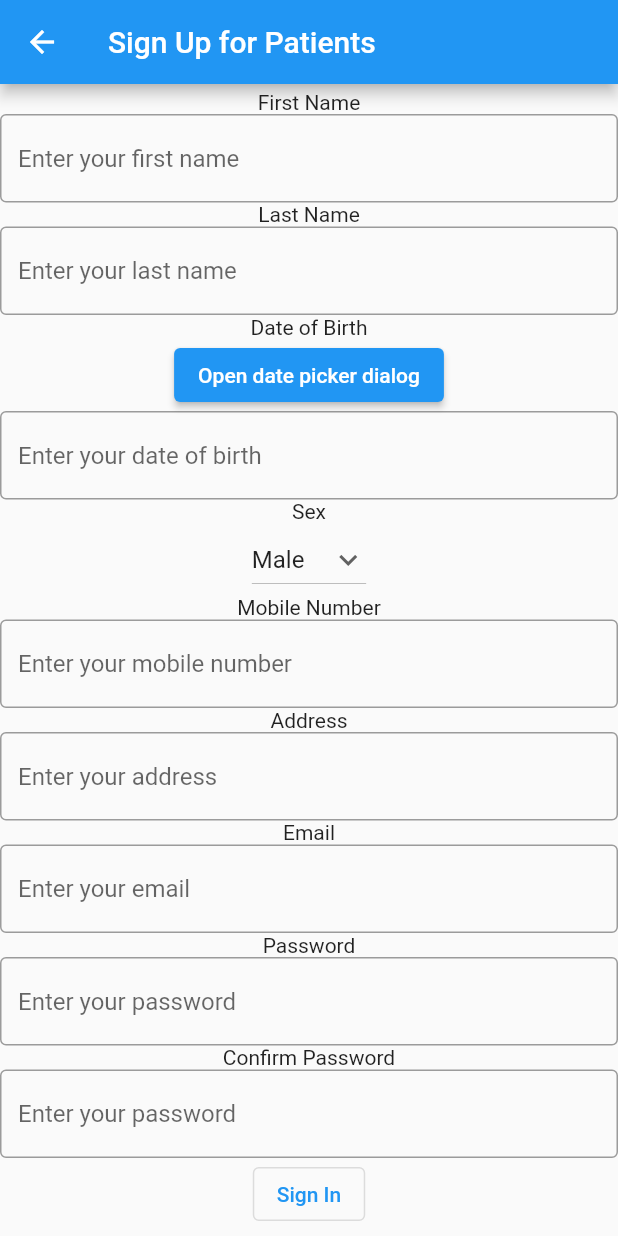
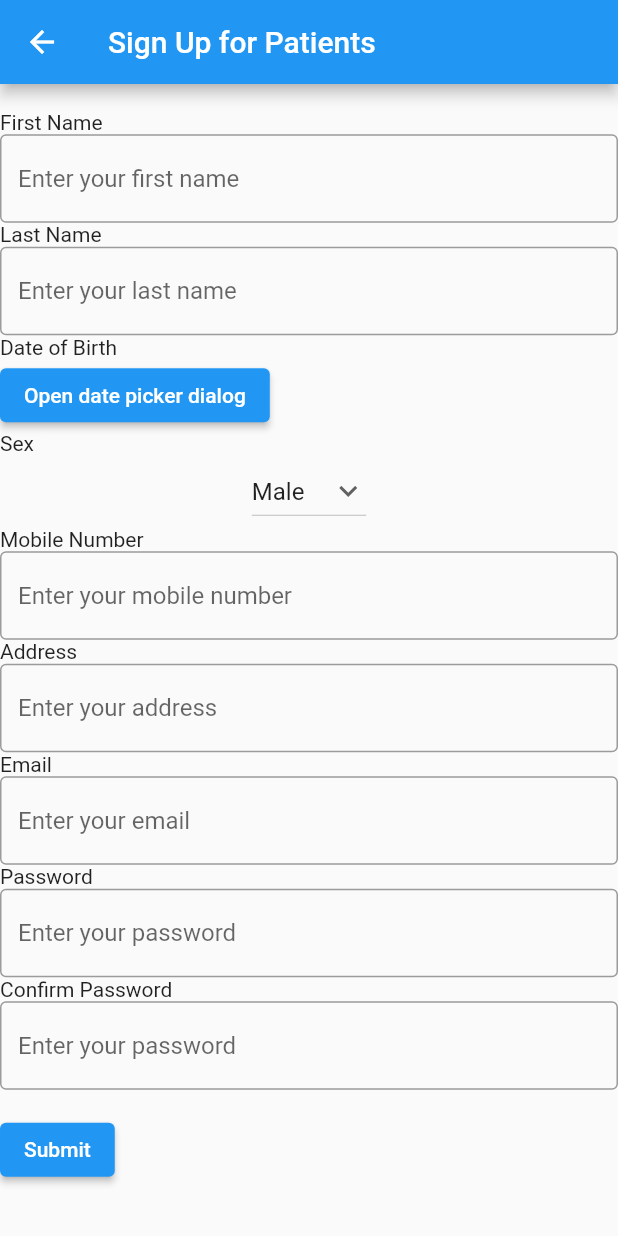
Before and after one commit to D7oMxB52/ND_Telemedicine_App, a Flutter app: the SignUpForPatients screen opened directly, on a phone screen of 412 x 824 dp. Run offline on Flutter 3.47's test engine with Material 2 defaults, Android fonts, the phone set to English and light mode, and no system bars; our stand-ins replace flutter_holo_date_picker; missing offline and left inert: flutter_calendar_widget.

Commit message:
Create sign up page for patients with validation
Co-Authored-By: lukemullan <67941573+lukemullan@users.noreply.github.com>

```diff
--- a/frontend/lib/SignInPage.dart
+++ b/frontend/lib/SignInPage.dart
@@ -16,25 +16,6 @@ class SignInPage extends StatelessWidget {
           mainAxisAlignment: MainAxisAlignment.center,
           children: [
             const MyCustomForm(),
-            // Text("Email address"),
-            // TextField(
-            //   decoration: InputDecoration(
-            //     border: OutlineInputBorder(),
-            //     hintText: "Enter your email",
-            //   ),
-            // ),
-            // Text("Password"),
-            // TextField(
-            //   obscureText: true,
-            //   decoration: InputDecoration(
-            //     border: OutlineInputBorder(),
-            //     hintText: "Enter your password",
-            //   ),
-            // ),
-            // OutlinedButton(
-            //   child: Text("Sign In"),
-            //   onPressed: () {},
-            // ),
           ],
         ),
       ), // This trailing comma makes auto-formatting nicer for build methods.
@@ -78,7 +59,7 @@ class MyCustomFormState extends State<MyCustomForm> {
             // The validator receives the text that the user has entered.
             validator: (value) {
               if (value == null || value.isEmpty) {
-                return 'Please enter some text';
+                return 'Please enter your email address';
               }
               return null;
             },
@@ -93,7 +74,7 @@ class MyCustomFormState extends State<MyCustomForm> {
             // The validator receives the text that the user has entered.
             validator: (value) {
               if (value == null || value.isEmpty) {
-                return 'Please enter some text';
+                return 'Please enter your password';
               }
               return null;
             },
--- a/frontend/lib/SignUpForPatients.dart
+++ b/frontend/lib/SignUpForPatients.dart
@@ -21,70 +21,71 @@ class SignUpForPatients extends StatelessWidget {
           child: Column(
             mainAxisAlignment: MainAxisAlignment.center,
             children: [
-              Text("First Name"),
-              TextField(
-                decoration: InputDecoration(
-                  border: OutlineInputBorder(),
-                  hintText: "Enter your first name",
-                ),
-              ),
-              Text("Last Name"),
-              TextField(
-                decoration: InputDecoration(
-                  border: OutlineInputBorder(),
-                  hintText: "Enter your last name",
-                ),
-              ),
-              Text("Date of Birth"),
-              DateOfBirthWidget(),
-              TextField(
-                decoration: InputDecoration(
-                  border: OutlineInputBorder(),
-                  hintText: "Enter your date of birth",
-                ),
-              ),
-              Text("Sex"),
-              DropDownSex(key: key),
-              Text("Mobile Number"),
-              TextField(
-                decoration: InputDecoration(
-                  border: OutlineInputBorder(),
-                  hintText: "Enter your mobile number",
-                ),
-              ),
-              Text("Address"),
-              TextField(
-                decoration: InputDecoration(
-                  border: OutlineInputBorder(),
-                  hintText: "Enter your address",
-                ),
-              ),
-              Text("Email"),
-              TextField(
-                decoration: InputDecoration(
-                  border: OutlineInputBorder(),
-                  hintText: "Enter your email",
-                ),
-              ),
-              Text("Password"),
-              TextField(
-                obscureText: true,
-                decoration: InputDecoration(
-                  border: OutlineInputBorder(),
-                  hintText: "Enter your password",
-                ),
-              ),
-              Text("Confirm Password"),
-              TextField(
-                decoration: InputDecoration(
-                  border: OutlineInputBorder(),
-                  hintText: "Enter your password",
-                ),
-              ),
-              OutlinedButton(
-                child: Text("Sign In"),
-                onPressed: () {},
-              ),
+              const MyCustomForm(),
+              // Text("First Name"),
+              // TextField(
+              //   decoration: InputDecoration(
+              //     border: OutlineInputBorder(),
+              //     hintText: "Enter your first name",
+              //   ),
+              // ),
+              // Text("Last Name"),
+              // TextField(
+              //   decoration: InputDecoration(
+              //     border: OutlineInputBorder(),
+              //     hintText: "Enter your last name",
+              //   ),
+              // ),
+              // Text("Date of Birth"),
+              // DateOfBirthWidget(),
+              // TextField(
+              //   decoration: InputDecoration(
+              //     border: OutlineInputBorder(),
+              //     hintText: "Enter your date of birth",
+              //   ),
+              // ),
+              // Text("Sex"),
+              // DropDownSex(key: key),
+              // Text("Mobile Number"),
+              // TextField(
+              //   decoration: InputDecoration(
+              //     border: OutlineInputBorder(),
+              //     hintText: "Enter your mobile number",
+              //   ),
+              // ),
+              // Text("Address"),
+              // TextField(
+              //   decoration: InputDecoration(
+              //     border: OutlineInputBorder(),
+              //     hintText: "Enter your address",
+              //   ),
+              // ),
+              // Text("Email"),
+              // TextField(
+              //   decoration: InputDecoration(
+              //     border: OutlineInputBorder(),
+              //     hintText: "Enter your email",
+              //   ),
+              // ),
+              // Text("Password"),
+              // TextField(
+              //   obscureText: true,
+              //   decoration: InputDecoration(
+              //     border: OutlineInputBorder(),
+              //     hintText: "Enter your password",
+              //   ),
+              // ),
+              // Text("Confirm Password"),
+              // TextField(
+              //   decoration: InputDecoration(
+              //     border: OutlineInputBorder(),
+              //     hintText: "Enter your password",
+              //   ),
+              // ),
+              // OutlinedButton(
+              //   child: Text("Sign In"),
+              //   onPressed: () {},
+              // ),
             ],
           ),
         ),
@@ -92,3 +93,157 @@ class SignUpForPatients extends StatelessWidget {
     );
   }
 }
+
+class MyCustomForm extends StatefulWidget {
+  const MyCustomForm({super.key});
+
+  @override
+  MyCustomFormState createState() {
+    return MyCustomFormState();
+  }
+}
+
+// Create a corresponding State class.
+// This class holds data related to the form.
+class MyCustomFormState extends State<MyCustomForm> {
+  // Create a global key that uniquely identifies the Form widget
+  // and allows validation of the form.
+  //
+  // Note: This is a GlobalKey<FormState>,
+  // not a GlobalKey<MyCustomFormState>.
+  final _formKey = GlobalKey<FormState>();
+
+  @override
+  Widget build(BuildContext context) {
+    // Build a Form widget using the _formKey created above.
+    return Form(
+      key: _formKey,
+      child: Column(
+        crossAxisAlignment: CrossAxisAlignment.start,
+        children: [
+          Text("First Name"),
+          TextFormField(
+            decoration: InputDecoration(
+              border: OutlineInputBorder(),
+              hintText: "Enter your first name",
+            ),
+            // The validator receives the text that the user has entered.
+            validator: (value) {
+              if (value == null || value.isEmpty) {
+                return 'Please enter your first name';
+              }
+              return null;
+            },
+          ),
+          Text("Last Name"),
+          TextFormField(
+            decoration: InputDecoration(
+              border: OutlineInputBorder(),
+              hintText: "Enter your last name",
+            ),
+            // The validator receives the text that the user has entered.
+            validator: (value) {
+              if (value == null || value.isEmpty) {
+                return 'Please enter your last name';
+              }
+              return null;
+            },
+          ),
+          Text("Date of Birth"),
+          DateOfBirthWidget(),
+          // TextFormField(
+          //   decoration: InputDecoration(
+          //     border: OutlineInputBorder(),
+          //     hintText: "Enter your date of birth",
+          //   ),
+          // ),
+          Text("Sex"),
+          DropDownSex(),
+          Text("Mobile Number"),
+          TextFormField(
+            decoration: InputDecoration(
+              border: OutlineInputBorder(),
+              hintText: "Enter your mobile number",
+            ),
+            validator: (value) {
+              if (value == null || value.isEmpty) {
+                return 'Please enter your mobile number';
+              }
+              return null;
+            },
+          ),
+          Text("Address"),
+          TextFormField(
+            decoration: InputDecoration(
+              border: OutlineInputBorder(),
+              hintText: "Enter your address",
+            ),
+            validator: (value) {
+              if (value == null || value.isEmpty) {
+                return 'Please enter your address';
+              }
+              return null;
+            },
+          ),
+          Text("Email"),
+          TextFormField(
+            decoration: InputDecoration(
+              border: OutlineInputBorder(),
+              hintText: "Enter your email",
+            ),
+            validator: (value) {
+              if (value == null || value.isEmpty) {
+                return 'Please enter your email';
+              }
+              return null;
+            },
+          ),
+          Text("Password"),
+          TextFormField(
+            obscureText: true,
+            decoration: InputDecoration(
+              border: OutlineInputBorder(),
+              hintText: "Enter your password",
+            ),
+            validator: (value) {
+              if (value == null || value.isEmpty) {
+                return 'Please enter your password';
+              }
+              return null;
+            },
+          ),
+          Text("Confirm Password"),
+          TextFormField(
+            obscureText: true,
+            decoration: InputDecoration(
+              border: OutlineInputBorder(),
+              hintText: "Enter your password",
+            ),
+            validator: (value) {
+              if (value == null || value.isEmpty) {
+                return 'Please enter your password';
+              }
+              return null;
+            },
+          ),
+          Padding(
+            padding: const EdgeInsets.symmetric(vertical: 16.0),
+            child: ElevatedButton(
+              onPressed: () {
+                // Validate returns true if the form is valid, or false otherwise.
+                if (_formKey.currentState!.validate()) {
+                  // If the form is valid, display a snackbar. In the real world,
+                  // you'd often call a server or save the information in a database.
+                  ScaffoldMessenger.of(context).showSnackBar(
+                    const SnackBar(content: Text('Processing Data')),
+                  );
+                }
+              },
+              child: const Text('Submit'),
+            ),
+          ),
+        ],
+      ),
+    );
+  }
+}
```
